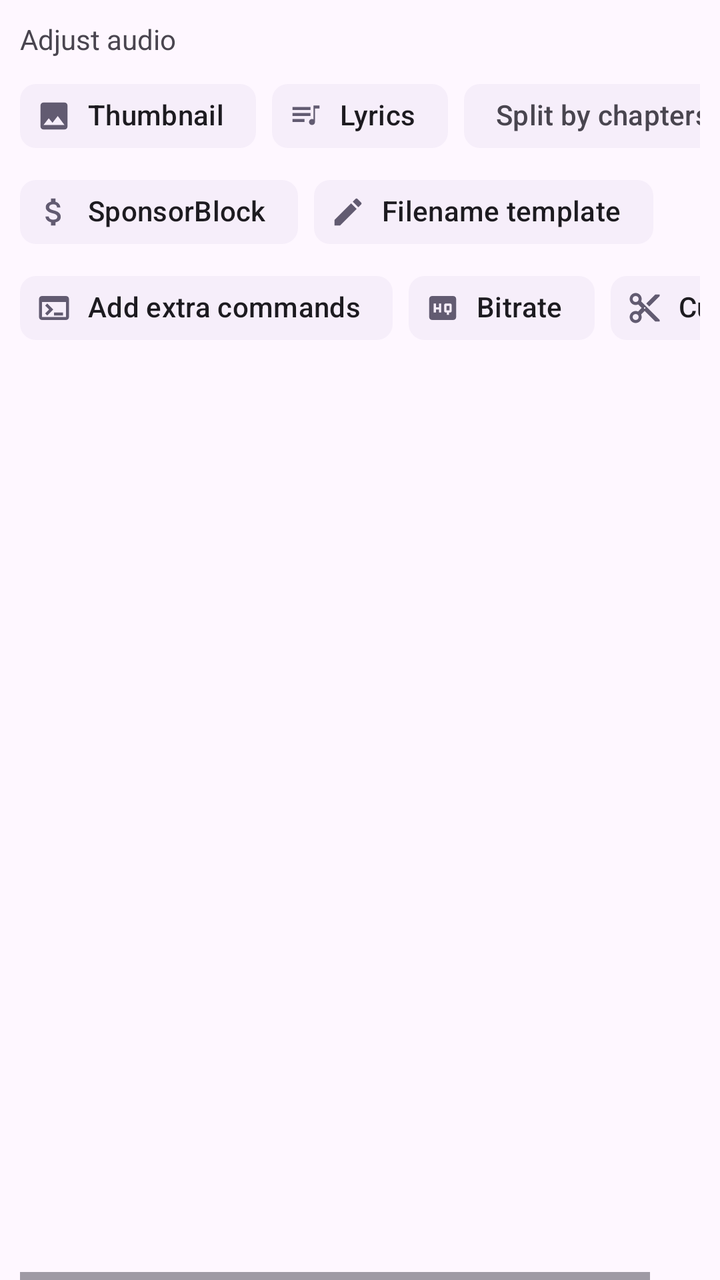
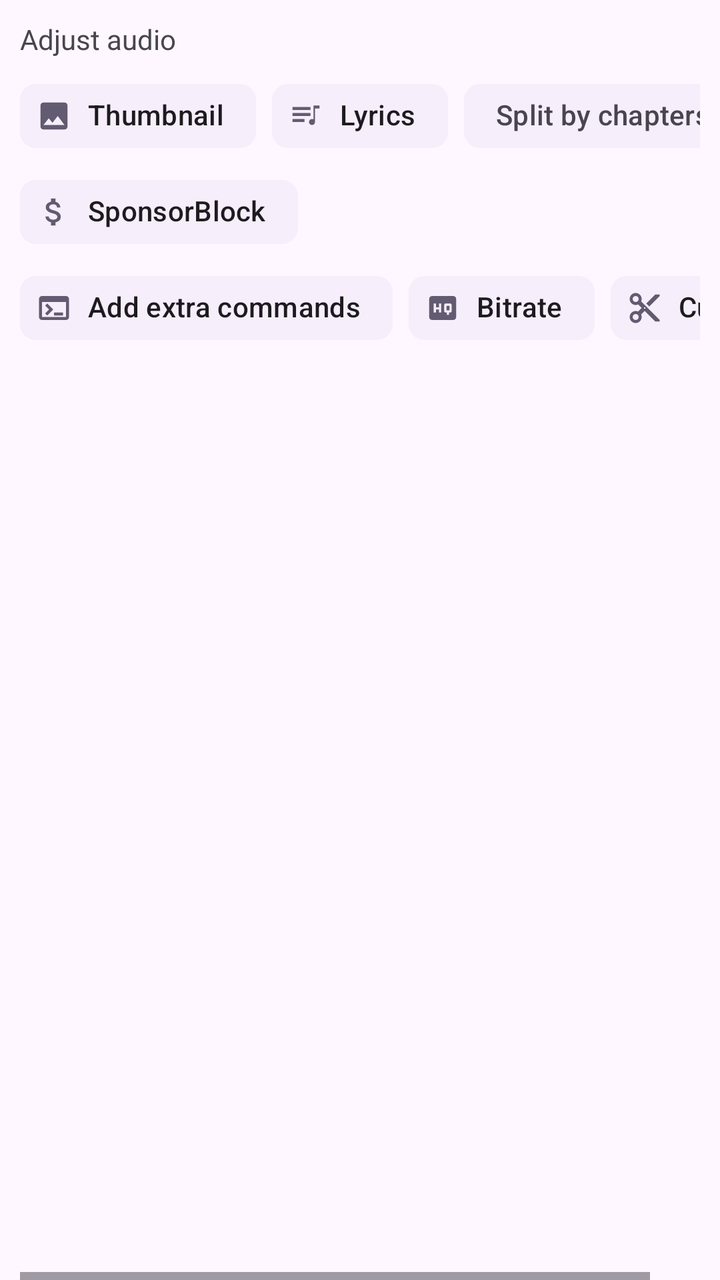

The first picture is an Android layout as it rendered before a commit; the second is the same layout after the commit. The layout source and the unified diff follow.
<!-- AndroidManifest.xml: application theme BaseTheme -->
<!-- res/layout/adjust_audio.xml -->
<LinearLayout android:layout_width="match_parent"
    android:id="@+id/adjust"
    xmlns:app="http://schemas.android.com/apk/res-auto"
    android:paddingHorizontal="10dp"
    android:layout_height="wrap_content"
    android:orientation="vertical"
    xmlns:android="http://schemas.android.com/apk/res/android">

    <TextView
        android:paddingTop="10dp"
        android:layout_width="wrap_content"
        android:paddingBottom="5dp"
        android:layout_height="wrap_content"
        android:text="@string/adjust_audio" />

    <HorizontalScrollView
        android:scrollbars="none"
        android:layout_width="wrap_content"
        android:layout_height="wrap_content" >

        <com.google.android.material.chip.ChipGroup
            android:layout_width="wrap_content"
            app:chipSpacingVertical="0dp"
            app:singleLine="true"
            android:layout_height="wrap_content">

            <com.google.android.material.chip.Chip
                android:id="@+id/thumbnail"
                style="@style/Widget.Material3.Chip.Assist.Elevated"
                android:layout_width="wrap_content"
                android:layout_height="wrap_content"
                android:checked="false"
                app:chipIcon="@drawable/ic_image"
                android:outlineProvider="none"
                android:text="@string/thumbnail" />

            <com.google.android.material.chip.Chip
                android:id="@+id/lyrics"
                style="@style/Widget.Material3.Chip.Assist.Elevated"
                android:layout_width="wrap_content"
                android:layout_height="wrap_content"
                android:gravity="center"
                android:outlineProvider="none"
                android:text="@string/lyrics"
                android:minWidth="30dp"
                app:chipIconVisible="true"
                app:chipIcon="@drawable/ic_lyrics"
                app:cornerRadius="10dp" />

            <com.google.android.material.chip.Chip
                android:id="@+id/split_by_chapters"
                style="@style/Widget.Material3.Chip.Filter.Elevated"
                android:layout_width="wrap_content"
                android:layout_height="wrap_content"
                android:checked="false"
                android:outlineProvider="none"
                android:text="@string/split_by_chapters"/>

        </com.google.android.material.chip.ChipGroup>

    </HorizontalScrollView>

    <HorizontalScrollView
        android:layout_width="wrap_content"
        android:layout_height="wrap_content"
        android:scrollbars="none">

        <com.google.android.material.chip.ChipGroup
            android:layout_width="wrap_content"
            android:layout_height="wrap_content"
            app:chipSpacingVertical="0dp"
            app:singleLine="true">


            <com.google.android.material.chip.Chip
                android:id="@+id/sponsorblock_filters"
                style="@style/Widget.Material3.Chip.Assist.Elevated"
                android:layout_width="wrap_content"
                android:layout_height="wrap_content"
                android:gravity="center"
                android:minWidth="30dp"
                android:outlineProvider="none"
                android:text="@string/sponsorblock"
                app:chipIcon="@drawable/ic_money"
                app:chipIconVisible="true"
                app:cornerRadius="10dp"
                app:layout_constraintBottom_toBottomOf="parent"
                app:layout_constraintStart_toStartOf="parent"
                app:layout_constraintTop_toTopOf="parent" />

            <com.google.android.material.chip.Chip
                android:id="@+id/filename_template"
                style="@style/Widget.Material3.Chip.Assist.Elevated"
                android:layout_width="wrap_content"
                android:layout_height="wrap_content"
                android:gravity="center"
                android:outlineProvider="none"
                android:minWidth="30dp"
                android:text="@string/file_name_template"
                app:chipIcon="@drawable/ic_edit"
                app:chipIconVisible="true"
                app:cornerRadius="10dp"
                app:layout_constraintBottom_toBottomOf="parent"
                app:layout_constraintStart_toStartOf="parent"
                app:layout_constraintTop_toTopOf="parent" />


        </com.google.android.material.chip.ChipGroup>

    </HorizontalScrollView>

    <HorizontalScrollView
        android:layout_width="wrap_content"
        android:layout_height="match_parent">

        <com.google.android.material.chip.ChipGroup
            android:layout_width="wrap_content"
            android:layout_height="match_parent">

            <com.google.android.material.chip.Chip
                android:id="@+id/extra_commands"
                style="@style/Widget.Material3.Chip.Assist.Elevated"
                android:layout_width="wrap_content"
                android:layout_height="wrap_content"
                android:gravity="center"
                android:text="@string/use_extra_commands"
                android:outlineProvider="none"

                app:chipIconVisible="true"
                app:chipIcon="@drawable/ic_terminal"
                android:minWidth="30dp"
                app:cornerRadius="10dp"
                app:layout_constraintBottom_toBottomOf="parent"
                app:layout_constraintStart_toStartOf="parent"
                app:layout_constraintTop_toTopOf="parent" />

            <com.google.android.material.chip.Chip
                android:id="@+id/audio_bitrate"
                style="@style/Widget.Material3.Chip.Assist.Elevated"
                android:layout_width="wrap_content"
                android:layout_height="wrap_content"
                android:gravity="center"
                android:minWidth="30dp"
                android:outlineProvider="none"
                android:text="@string/bitrate"
                app:chipIcon="@drawable/baseline_high_quality_24"
                app:chipIconVisible="true"
                app:cornerRadius="10dp"
                app:layout_constraintBottom_toBottomOf="parent"
                app:layout_constraintStart_toStartOf="parent"
                app:layout_constraintTop_toTopOf="parent" />

            <com.google.android.material.chip.Chip
                android:id="@+id/cut"
                style="@style/Widget.Material3.Chip.Assist.Elevated"
                android:layout_width="wrap_content"
                android:layout_height="wrap_content"
                android:gravity="center"
                app:chipIconVisible="true"
                android:outlineProvider="none"
                app:chipIcon="@drawable/ic_cut"
                android:text="@string/cut"
                android:minWidth="30dp"
                app:cornerRadius="10dp"
                app:layout_constraintBottom_toBottomOf="parent"
                app:layout_constraintStart_toStartOf="parent"
                app:layout_constraintTop_toTopOf="parent" />

        </com.google.android.material.chip.ChipGroup>

    </HorizontalScrollView>


    
</LinearLayout>
<!-- resources referenced by this layout -->
<resources>
  <!-- drawable baseline_high_quality_24 (drawable) -->
  <vector xmlns:android="http://schemas.android.com/apk/res/android" android:height="24dp" android:tint="?android:colorAccent" android:viewportHeight="24" android:viewportWidth="24" android:width="24dp">
        
      <path android:fillColor="@android:color/white" android:pathData="M19,4L5,4c-1.11,0 -2,0.9 -2,2v12c0,1.1 0.89,2 2,2h14c1.1,0 2,-0.9 2,-2L21,6c0,-1.1 -0.9,-2 -2,-2zM11,15L9.5,15v-2h-2v2L6,15L6,9h1.5v2.5h2L9.5,9L11,9v6zM18,14c0,0.55 -0.45,1 -1,1h-0.75v1.5h-1.5L14.75,15L14,15c-0.55,0 -1,-0.45 -1,-1v-4c0,-0.55 0.45,-1 1,-1h3c0.55,0 1,0.45 1,1v4zM14.5,13.5h2v-3h-2v3z"/>
      
  </vector>
  <!-- drawable ic_edit (drawable) -->
  <vector android:height="24dp"
      android:viewportHeight="24" android:viewportWidth="24"
      android:width="24dp" xmlns:android="http://schemas.android.com/apk/res/android">
      <path android:fillColor="?android:colorAccent" android:pathData="M3,17.25V21h3.75L17.81,9.94l-3.75,-3.75L3,17.25zM20.71,7.04c0.39,-0.39 0.39,-1.02 0,-1.41l-2.34,-2.34c-0.39,-0.39 -1.02,-0.39 -1.41,0l-1.83,1.83 3.75,3.75 1.83,-1.83z"/>
  </vector>
  <!-- drawable ic_image (drawable) -->
  <vector android:height="24dp"
      android:viewportHeight="24" android:viewportWidth="24"
      android:width="24dp" xmlns:android="http://schemas.android.com/apk/res/android">
      <path android:fillColor="?android:colorAccent" android:pathData="M21,19V5c0,-1.1 -0.9,-2 -2,-2H5c-1.1,0 -2,0.9 -2,2v14c0,1.1 0.9,2 2,2h14c1.1,0 2,-0.9 2,-2zM8.5,13.5l2.5,3.01L14.5,12l4.5,6H5l3.5,-4.5z"/>
  </vector>
  <!-- drawable ic_lyrics (drawable) -->
  <vector android:height="24dp"
      android:viewportHeight="24" android:viewportWidth="24"
      android:width="24dp" xmlns:android="http://schemas.android.com/apk/res/android">
      <path android:fillColor="?android:colorAccent" android:pathData="M3,6h12v2H3zM3,10h12v2H3zM3,14h8v2H3zM17,5v9.27C16.69,14.1 16.36,14 16,14c-1.1,0 -2,0.9 -2,2s0.9,2 2,2 2,-0.9 2,-2V7h3V5z"/>
  </vector>
  <!-- drawable ic_terminal (drawable) -->
  <vector android:height="24dp"
      android:viewportHeight="24" android:viewportWidth="24"
      android:width="24dp" xmlns:android="http://schemas.android.com/apk/res/android">
      <path android:fillColor="?android:colorAccent" android:pathData="M20,4H4C2.89,4 2,4.9 2,6v12c0,1.1 0.89,2 2,2h16c1.1,0 2,-0.9 2,-2V6C22,4.9 21.11,4 20,4zM20,18H4V8h16V18zM18,17h-6v-2h6V17zM7.5,17l-1.41,-1.41L8.67,13l-2.59,-2.59L7.5,9l4,4L7.5,17z"/>
  </vector>
  <string name="adjust_audio">Adjust audio</string>
  <string name="bitrate">Bitrate</string>
  <string name="cut">Cut</string>
  <string name="file_name_template">Filename template</string>
  <string name="lyrics">Lyrics</string>
  <string name="split_by_chapters">Split by chapters</string>
  <string name="sponsorblock">SponsorBlock</string>
  <string name="thumbnail">Thumbnail</string>
  <string name="use_extra_commands">Add extra commands</string>
  <style name="Preference.SwitchPreferenceCompat.Material3" parent="@style/Preference.SwitchPreferenceCompat.Material">
          <item name="widgetLayout">@layout/preferece_material_switch</item>
      </style>
  <style name="snackBarStyle" parent="@style/Widget.Material3.Snackbar">
          <item name="shapeAppearance">@style/ShapeAppearance.Material3.Corner.ExtraLarge</item>
          <item name="android:paddingStart">20dp</item>
          <item name="android:paddingEnd">20dp</item>
          <item name="maxLines">2</item>
          <item name="animationMode">slide</item>
      </style>
  <style name="PreferenceTheme" parent="PreferenceThemeOverlay">
          <item name="singleLineTitle">false</item>
      </style>
  <!-- unchanged entries left out for length: 3 -->
</resources>

<!-- the commit's change to res/layout/adjust_audio.xml (unified diff, before → after) -->
@@ -88,22 +88,6 @@
                 app:layout_constraintStart_toStartOf="parent"
                 app:layout_constraintTop_toTopOf="parent" />
 
-            <com.google.android.material.chip.Chip
-                android:id="@+id/filename_template"
-                style="@style/Widget.Material3.Chip.Assist.Elevated"
-                android:layout_width="wrap_content"
-                android:layout_height="wrap_content"
-                android:gravity="center"
-                android:outlineProvider="none"
-                android:minWidth="30dp"
-                android:text="@string/file_name_template"
-                app:chipIcon="@drawable/ic_edit"
-                app:chipIconVisible="true"
-                app:cornerRadius="10dp"
-                app:layout_constraintBottom_toBottomOf="parent"
-                app:layout_constraintStart_toStartOf="parent"
-                app:layout_constraintTop_toTopOf="parent" />
-
 
         </com.google.android.material.chip.ChipGroup>
 
<!-- resource entries referenced after the edit -->
@@ -5,12 +5,6 @@
         
       <path android:fillColor="@android:color/white" android:pathData="M19,4L5,4c-1.11,0 -2,0.9 -2,2v12c0,1.1 0.89,2 2,2h14c1.1,0 2,-0.9 2,-2L21,6c0,-1.1 -0.9,-2 -2,-2zM11,15L9.5,15v-2h-2v2L6,15L6,9h1.5v2.5h2L9.5,9L11,9v6zM18,14c0,0.55 -0.45,1 -1,1h-0.75v1.5h-1.5L14.75,15L14,15c-0.55,0 -1,-0.45 -1,-1v-4c0,-0.55 0.45,-1 1,-1h3c0.55,0 1,0.45 1,1v4zM14.5,13.5h2v-3h-2v3z"/>
       
-  </vector>
-  <!-- drawable ic_edit (drawable) -->
-  <vector android:height="24dp"
-      android:viewportHeight="24" android:viewportWidth="24"
-      android:width="24dp" xmlns:android="http://schemas.android.com/apk/res/android">
-      <path android:fillColor="?android:colorAccent" android:pathData="M3,17.25V21h3.75L17.81,9.94l-3.75,-3.75L3,17.25zM20.71,7.04c0.39,-0.39 0.39,-1.02 0,-1.41l-2.34,-2.34c-0.39,-0.39 -1.02,-0.39 -1.41,0l-1.83,1.83 3.75,3.75 1.83,-1.83z"/>
   </vector>
   <!-- drawable ic_image (drawable) -->
   <vector android:height="24dp"
@@ -33,7 +27,6 @@
   <string name="adjust_audio">Adjust audio</string>
   <string name="bitrate">Bitrate</string>
   <string name="cut">Cut</string>
-  <string name="file_name_template">Filename template</string>
   <string name="lyrics">Lyrics</string>
   <string name="split_by_chapters">Split by chapters</string>
   <string name="sponsorblock">SponsorBlock</string>
